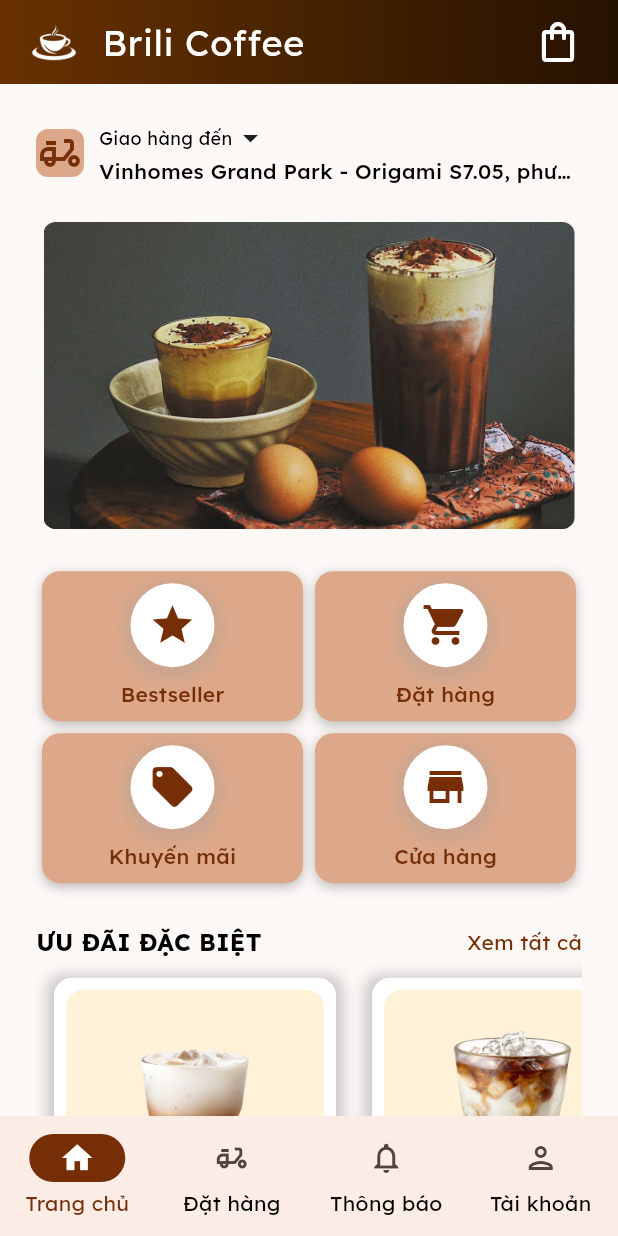
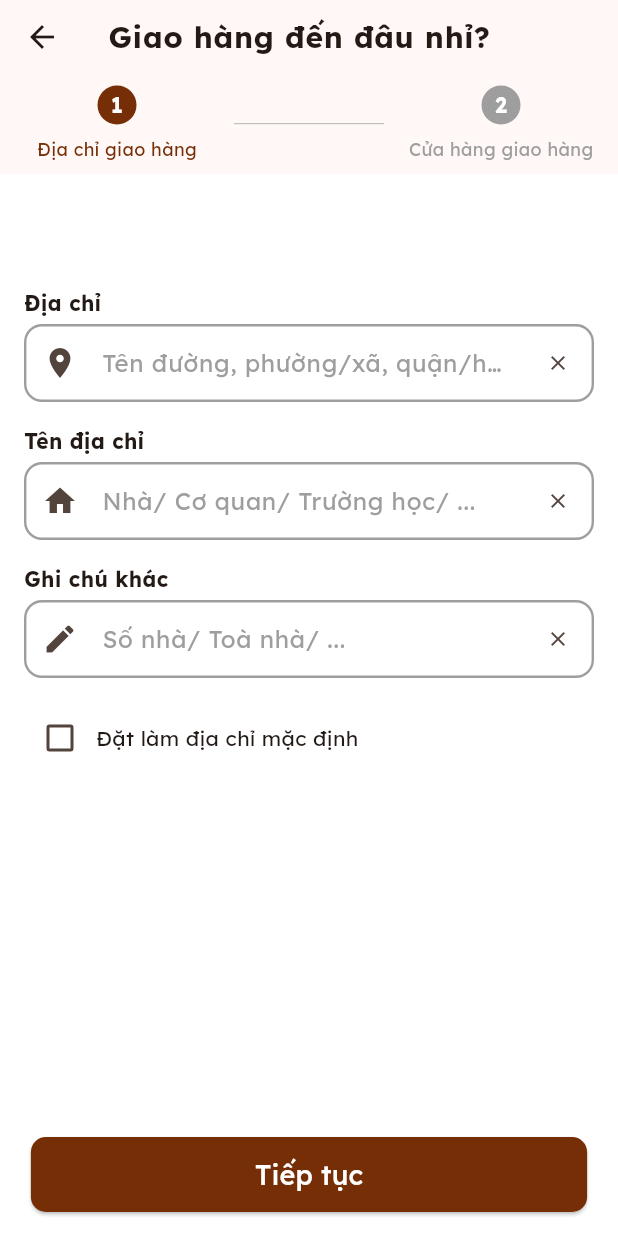
Before and after one commit to minhtun64/flutter-coffee-tea-shop-app, a Flutter app: the screen it shows after launch, after a tap on "Giao hàng đến", on a phone screen of 412 x 824 dp. Run offline on Flutter 3.47's test engine with Material 3 defaults, Android fonts, the phone set to English and light mode, and no system bars; drawn by our look-alikes of carousel_slider; our stand-ins replace badges, dots_indicator, flutter_svg, geocoding, geolocator, shared_preferences and 1 more; accounts and stored records are empty.

Commit message:
Delivery address form, get latitiude and longitude from the address, cal distance to find store nearby

```diff
--- /dev/null
+++ b/lib/screens/delivery_address/delivery_address_screen.dart
@@ -0,0 +1,219 @@
+import 'package:flutter/material.dart';
+import 'package:geocoding/geocoding.dart';
+
+import '../../values/app_colors.dart';
+import '../delivery_store/delivery_store_screen.dart';
+
+class DeliveryAddressPage extends StatefulWidget {
+  const DeliveryAddressPage({Key? key}) : super(key: key);
+
+  @override
+  _DeliveryAddressPageState createState() => _DeliveryAddressPageState();
+}
+
+class _DeliveryAddressPageState extends State<DeliveryAddressPage> {
+  final TextEditingController _addressController = TextEditingController();
+  double deliveryLat = 0.0;
+  double deliveryLng = 0.0;
+
+  bool isDefaultAddress = false;
+
+  @override
+  Widget build(BuildContext context) {
+    return Scaffold(
+      appBar: AppBar(
+        title: const Column(
+          children: [
+            Text(
+              'Giao hàng đến đâu nhỉ?',
+              style: TextStyle(fontSize: 20),
+            ),
+          ],
+        ),
+        bottom: PreferredSize(
+          preferredSize: const Size.fromHeight(60),
+          child: _buildDeliveryStep(),
+        ),
+      ),
+      body: SingleChildScrollView(
+        child: Padding(
+          padding: const EdgeInsets.all(16.0),
+          child: Column(
+            crossAxisAlignment: CrossAxisAlignment.start,
+            children: [
+              const SizedBox(height: 60),
+              const Text('Địa chỉ',
+                  style: TextStyle(
+                    fontWeight: FontWeight.bold,
+                  )),
+              const SizedBox(height: 4),
+              TextField(
+                controller: _addressController,
+                onEditingComplete: () {
+                  locationFromAddress(_addressController.text)
+                      .then((locations) {
+                    var latitude = 0.0;
+                    var longitude = 0.0;
+                    if (locations.isNotEmpty) {
+                      latitude = locations[0].latitude;
+                      longitude = locations[0].longitude;
+                    }
+                    print(latitude);
+                    print(longitude);
+
+                    setState(() {
+                      deliveryLat = latitude;
+                      deliveryLng = longitude;
+                    });
+                  });
+                },
+                decoration: InputDecoration(
+                  hintText: 'Tên đường, phường/xã, quận/huyện, tỉnh thành',
+                  hintStyle: const TextStyle(
+                      fontWeight: FontWeight.normal, color: Colors.grey),
+                  suffixIcon: IconButton(
+                    onPressed: () {
+                      _addressController.clear();
+                    },
+                    icon: const Icon(Icons.clear, size: 16),
+                  ),
+                  prefixIcon: const Icon(Icons.location_on),
+                  border: const OutlineInputBorder(),
+                ),
+              ),
+              const SizedBox(height: 16),
+              _buildTextField(
+                  'Tên địa chỉ', 'Nhà/ Cơ quan/ Trường học/ ...', Icons.home),
+              const SizedBox(height: 16),
+              _buildTextField(
+                  'Ghi chú khác', 'Số nhà/ Toà nhà/ ...', Icons.edit),
+              const SizedBox(height: 16),
+              Row(
+                mainAxisAlignment: MainAxisAlignment.spaceBetween,
+                children: [
+                  Row(
+                    children: [
+                      Checkbox(
+                        value: isDefaultAddress,
+                        onChanged: (value) {
+                          setState(() {
+                            isDefaultAddress = value!;
+                          });
+                        },
+                      ),
+                      const Text('Đặt làm địa chỉ mặc định'),
+                    ],
+                  ),
+                ],
+              ),
+            ],
+          ),
+        ),
+      ),
+      floatingActionButton: ElevatedButton(
+        style: ButtonStyle(
+          minimumSize: MaterialStateProperty.all(
+              Size(MediaQuery.of(context).size.width * 0.9, 50)),
+          backgroundColor: MaterialStateProperty.all(AppColors.primaryColor),
+          shape: MaterialStateProperty.all(
+            RoundedRectangleBorder(
+              borderRadius: BorderRadius.circular(10),
+            ),
+          ),
+        ),
+        onPressed: () {
+          Navigator.push(
+            context,
+            MaterialPageRoute(
+                builder: (context) => DeliveryStorePage(
+                    deliveryLat: deliveryLat, deliveryLng: deliveryLng)),
+          );
+        },
+        child: const Text(
+          'Tiếp tục',
+          style: TextStyle(
+            color: Colors.white,
+            fontSize: 18,
+          ),
+        ),
+      ),
+      floatingActionButtonLocation: FloatingActionButtonLocation.centerFloat,
+    );
+  }
+
+  Widget _buildDeliveryStep() {
+    return Row(
+      children: [
+        _buildStep(1, 'Địa chỉ giao hàng', true),
+        Container(
+          width: 100,
+          height: 0.5,
+          color: Colors.grey,
+        ),
+        _buildStep(2, 'Cửa hàng giao hàng', false),
+      ],
+    );
+  }
+
+  Widget _buildStep(int number, String text, bool isActive) {
+    return Expanded(
+      child: Column(
+        children: [
+          const SizedBox(height: 8),
+          SizedBox(
+            height: 26,
+            child: CircleAvatar(
+              backgroundColor: isActive ? AppColors.primaryColor : Colors.grey,
+              child: Text(
+                number.toString(),
+                style: const TextStyle(
+                  color: Colors.white,
+                  fontWeight: FontWeight.bold,
+                  fontSize: 14,
+                ),
+              ),
+            ),
+          ),
+          const SizedBox(height: 8),
+          Text(
+            text,
+            style: TextStyle(
+              color: isActive ? AppColors.primaryColor : Colors.grey,
+              // fontWeight: FontWeight.bold,
+              fontSize: 12,
+            ),
+          ),
+          const SizedBox(height: 8),
+        ],
+      ),
+    );
+  }
+
+  Widget _buildTextField(String title, String label, IconData icon) {
+    return Column(
+      crossAxisAlignment: CrossAxisAlignment.start,
+      children: [
+        Text(title,
+            style: const TextStyle(
+              fontWeight: FontWeight.bold,
+            )),
+        const SizedBox(height: 4),
+        TextField(
+          decoration: InputDecoration(
+            hintText: label,
+            hintStyle: const TextStyle(
+                fontWeight: FontWeight.normal, color: Colors.grey),
+            suffixIcon: IconButton(
+              onPressed: () {
+                // Xử lý khi nhấn icon x
+              },
+              icon: const Icon(Icons.clear, size: 16),
+            ),
+            prefixIcon: Icon(icon),
+            border: const OutlineInputBorder(),
+          ),
+        ),
+      ],
+    );
+  }
+}
--- a/lib/screens/home/widgets/home_delivery_address_widget.dart
+++ b/lib/screens/home/widgets/home_delivery_address_widget.dart
@@ -3,6 +3,7 @@ import 'package:flutter/material.dart';
 import '../../../values/app_colors.dart';
 import '../../../values/app_strings.dart';
 import '../../../values/app_theme.dart';
+import '../../delivery_address/delivery_address_screen.dart';
 
 class HomeDeliveryAddressWidget extends StatelessWidget {
   const HomeDeliveryAddressWidget({super.key});
@@ -32,7 +33,13 @@ class HomeDeliveryAddressWidget extends StatelessWidget {
           width: 10,
         ),
         InkWell(
-          onTap: () {},
+          onTap: () {
+            Navigator.push(
+              context,
+              MaterialPageRoute(
+                  builder: (context) => const DeliveryAddressPage()),
+            );
+          },
           child: SizedBox(
             width: MediaQuery.of(context).size.width - 90,
             child: const Column(
--- a/pubspec.yaml
+++ b/pubspec.yaml
@@ -47,6 +47,7 @@ dependencies:
   provider: ^6.1.1
   geolocator: ^10.1.0
   url_launcher: ^6.2.4
+  geocoding: ^2.1.1
 
   # shared_preferences: ^2.0.15
   # path_provider: ^2.0.10
```
Also changed, not shown: lib/screens/delivery_store/delivery_store_screen.dart (added, +224 -0 lines), pubspec.lock, 37 other files.
